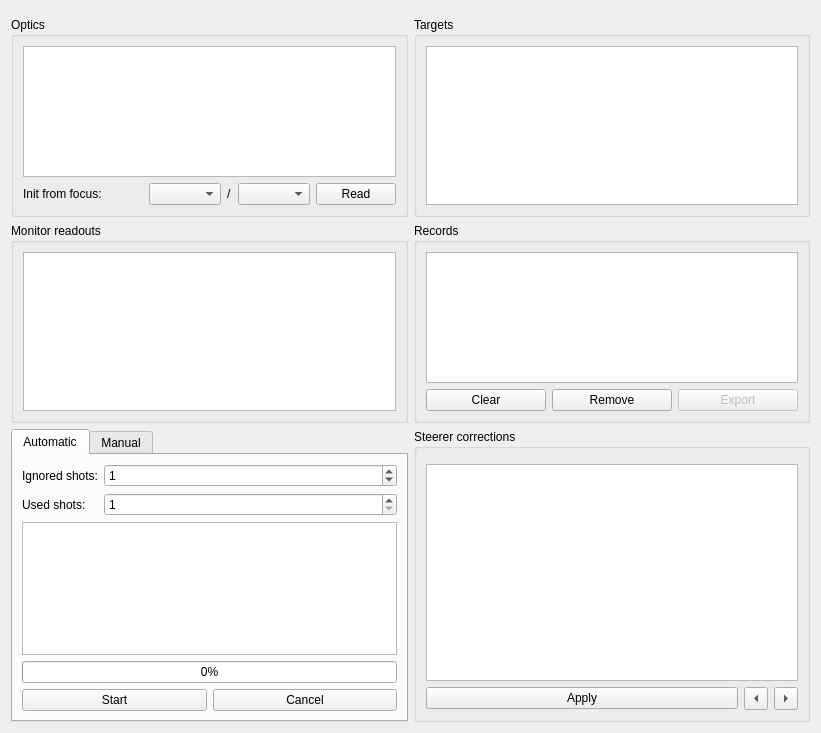
hibtc/madgui, file src/madgui/widget/correct/optic_variation.ui: the form before one commit.
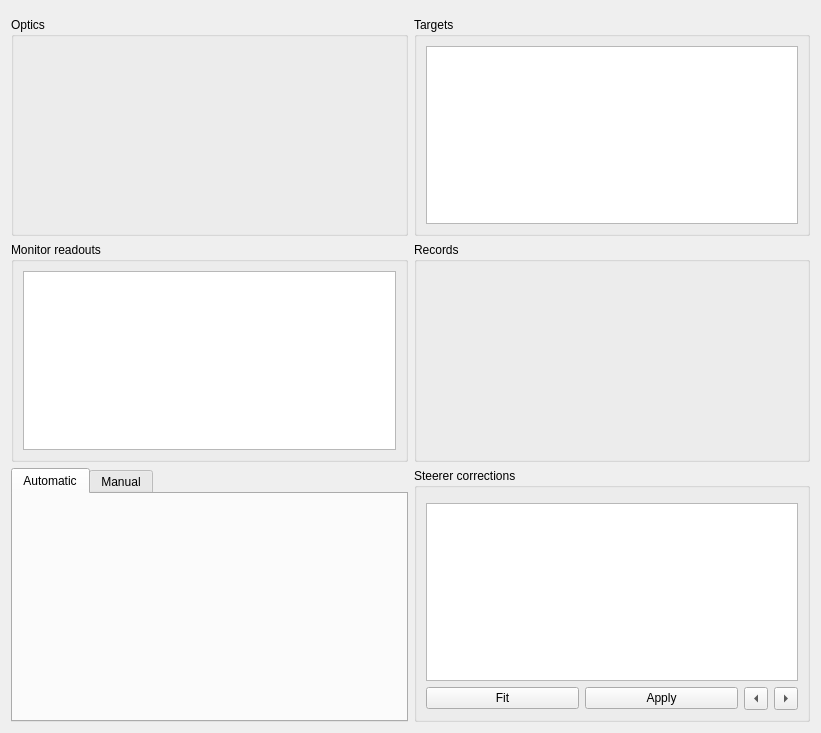
The form after the commit. Custom widgets are drawn as their Qt base class.

Commit message:
Split up optic_variation dialog
Note that the "Fit" button is moved back to where it is in multi_grid
dialog so that it can stay a direct child of the corrector widget -
which means that it can be handled by the code in multi_grid dialog.

The edit to the form file:
```diff
--- a/src/madgui/widget/correct/optic_variation.ui
+++ b/src/madgui/widget/correct/optic_variation.ui
@@ -22,7 +22,7 @@
      <property name="title">
       <string>Steerer corrections</string>
      </property>
-     <layout class="QVBoxLayout" name="gridLayout_2">
+     <layout class="QVBoxLayout">
       <item>
        <widget class="FitSettingsWidget" name="fitSettingsWidget"/>
       </item>
@@ -34,7 +34,14 @@
        </widget>
       </item>
       <item>
-       <layout class="QHBoxLayout" name="horizontalLayout_3">
+       <layout class="QHBoxLayout">
+        <item>
+         <widget class="QPushButton" name="fitButton">
+          <property name="text">
+           <string>Fit</string>
+          </property>
+         </widget>
+        </item>
         <item>
          <widget class="QPushButton" name="applyButton">
           <property name="text">
@@ -76,73 +83,9 @@
       <attribute name="title">
        <string>Automatic</string>
       </attribute>
-      <layout class="QGridLayout" name="gridLayout_5">
-       <item row="1" column="0">
-        <widget class="QPlainTextEdit" name="logEdit">
-         <property name="tabChangesFocus">
-          <bool>true</bool>
-         </property>
-         <property name="readOnly">
-          <bool>true</bool>
-         </property>
-        </widget>
-       </item>
-       <item row="3" column="0">
-        <layout class="QHBoxLayout" name="horizontalLayout_2">
-         <item>
-          <widget class="QPushButton" name="startProcedureButton">
-           <property name="text">
-            <string>Start</string>
-           </property>
-          </widget>
-         </item>
-         <item>
-          <widget class="QPushButton" name="abortProcedureButton">
-           <property name="text">
-            <string>Cancel</string>
-           </property>
-          </widget>
-         </item>
-        </layout>
-       </item>
-       <item row="2" column="0">
-        <widget class="QProgressBar" name="progressBar">
-         <property name="value">
-          <number>0</number>
-         </property>
-        </widget>
-       </item>
-       <item row="0" column="0">
-        <layout class="QFormLayout" name="formLayout">
-         <item row="0" column="0">
-          <widget class="QLabel">
-           <property name="text">
-            <string>Ignored shots:</string>
-           </property>
-          </widget>
-         </item>
-         <item row="0" column="1">
-          <widget class="QSpinBox" name="numIgnoredSpinBox">
-           <property name="value">
-            <number>1</number>
-           </property>
-          </widget>
-         </item>
-         <item row="1" column="0">
-          <widget class="QLabel">
-           <property name="text">
-            <string>Used shots:</string>
-           </property>
-          </widget>
-         </item>
-         <item row="1" column="1">
-          <widget class="QSpinBox" name="numUsedSpinBox">
-           <property name="minimum">
-            <number>1</number>
-           </property>
-          </widget>
-         </item>
-        </layout>
+      <layout class="QVBoxLayout">
+       <item>
+        <widget class="AutoProcWidget" name="autoProcWidget"/>
        </item>
       </layout>
      </widget>
@@ -150,45 +93,9 @@
       <attribute name="title">
        <string>Manual</string>
       </attribute>
-      <layout class="QGridLayout" name="gridLayout_3">
-       <item row="0" column="0">
-        <layout class="QHBoxLayout" name="horizontalLayout_4">
-         <item>
-          <widget class="QComboBox" name="opticComboBox"/>
-         </item>
-         <item>
-          <widget class="QPushButton" name="setOpticButton">
-           <property name="text">
-            <string>Set optic</string>
-           </property>
-          </widget>
-         </item>
-        </layout>
-       </item>
-       <item row="1" column="0">
-        <layout class="QGridLayout" name="gridLayout">
-         <item row="1" column="0">
-          <widget class="QPushButton" name="updateButton">
-           <property name="text">
-            <string>Update</string>
-           </property>
-          </widget>
-         </item>
-         <item row="1" column="2">
-          <widget class="QPushButton" name="fitButton">
-           <property name="text">
-            <string>Fit</string>
-           </property>
-          </widget>
-         </item>
-         <item row="1" column="1">
-          <widget class="QPushButton" name="recordButton">
-           <property name="text">
-            <string>Record</string>
-           </property>
-          </widget>
-         </item>
-        </layout>
+      <layout class="QVBoxLayout">
+       <item>
+        <widget class="ManProcWidget" name="manProcWidget"/>
        </item>
       </layout>
      </widget>
@@ -199,37 +106,9 @@
      <property name="title">
       <string>Records</string>
      </property>
-     <layout class="QGridLayout" name="gridLayout_6">
-      <item row="1" column="0">
-       <widget class="QPushButton" name="clearRecordsButton">
-        <property name="text">
-         <string>Clear</string>
-        </property>
-       </widget>
-      </item>
-      <item row="1" column="1">
-       <widget class="QPushButton" name="removeRecordsButton">
-        <property name="text">
-         <string>Remove</string>
-        </property>
-       </widget>
-      </item>
-      <item row="1" column="2">
-       <widget class="QPushButton" name="exportRecordsButton">
-        <property name="enabled">
-         <bool>false</bool>
-        </property>
-        <property name="text">
-         <string>Export</string>
-        </property>
-       </widget>
-      </item>
-      <item row="0" column="0" colspan="3">
-       <widget class="TableView" name="recordsTable">
-        <property name="focusPolicy">
-         <enum>Qt::ClickFocus</enum>
-        </property>
-       </widget>
+     <layout class="QVBoxLayout">
+      <item>
+       <widget class="RecordsTable" name="recordsTable"/>
       </item>
      </layout>
     </widget>
@@ -255,53 +134,9 @@
      <property name="title">
       <string>Optics</string>
      </property>
-     <layout class="QGridLayout" columnstretch="0,0,0">
-      <item row="1" column="1">
-       <layout class="QHBoxLayout" name="horizontalLayout">
-        <item>
-         <widget class="QLabel">
-          <property name="text">
-           <string>Init from focus:</string>
-          </property>
-         </widget>
-        </item>
-        <item>
-         <spacer name="horizontalSpacer">
-          <property name="orientation">
-           <enum>Qt::Horizontal</enum>
-          </property>
-          <property name="sizeHint" stdset="0">
-           <size>
-            <width>40</width>
-            <height>20</height>
-           </size>
-          </property>
-         </spacer>
-        </item>
-        <item>
-         <widget class="QComboBox" name="read1stFocusComboBox"/>
-        </item>
-        <item>
-         <widget class="QLabel">
-          <property name="text">
-           <string>/</string>
-          </property>
-         </widget>
-        </item>
-        <item>
-         <widget class="QComboBox" name="read2ndFocusComboBox"/>
-        </item>
-       </layout>
-      </item>
-      <item row="1" column="2">
-       <widget class="QPushButton" name="readFocusButton">
-        <property name="text">
-         <string>Read</string>
-        </property>
-       </widget>
-      </item>
-      <item row="0" column="1" colspan="2">
-       <widget class="TableView" name="opticsTable"/>
+     <layout class="QVBoxLayout">
+      <item>
+       <widget class="OpticsTable" name="opticsTable"/>
       </item>
      </layout>
     </widget>
@@ -311,8 +146,8 @@
      <property name="title">
       <string>Monitor readouts</string>
      </property>
-     <layout class="QGridLayout" name="gridLayout_4">
-      <item row="0" column="0">
+     <layout class="QVBoxLayout">
+      <item>
        <widget class="MonitorTable" name="monitorTable"/>
       </item>
      </layout>
@@ -321,11 +156,6 @@
   </layout>
  </widget>
  <customwidgets>
-  <customwidget>
-   <class>TableView</class>
-   <extends>QTableView</extends>
-   <header>madgui/widget/tableview.h</header>
-  </customwidget>
   <customwidget>
    <class>MonitorTable</class>
    <extends>QTableView</extends>
@@ -351,6 +181,26 @@
    <extends>QWidget</extends>
    <header>madgui/widget/correct/fitsettings.h</header>
   </customwidget>
+  <customwidget>
+   <class>OpticsTable</class>
+   <extends>QWidget</extends>
+   <header>madgui/widget/correct/opticstable.h</header>
+  </customwidget>
+  <customwidget>
+   <class>RecordsTable</class>
+   <extends>QWidget</extends>
+   <header>madgui/widget/correct/recordstable.h</header>
+  </customwidget>
+  <customwidget>
+   <class>AutoProcWidget</class>
+   <extends>QWidget</extends>
+   <header>madgui/widget/correct/autoproc.h</header>
+  </customwidget>
+  <customwidget>
+   <class>ManProcWidget</class>
+   <extends>QWidget</extends>
+   <header>madgui/widget/correct/manproc.h</header>
+  </customwidget>
  </customwidgets>
  <resources/>
  <connections/>
```
Left out of the diff: 4 changed lines with no effect on the pictures. The commit also changes 9 other files.
